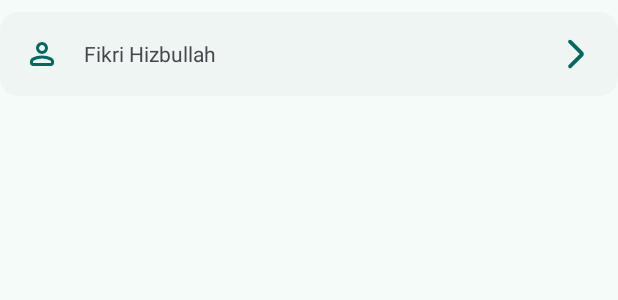
After one commit to damarbob/MaghribMengaji, an Android app: the layout item_ustadh.xml on its own in the app's theme, with its tools: preview values and no code run, on a phone screen of 412 x 824 dp. The commit adds this screen. Shown: the top 300 px of the screen. Run offline under Robolectric (Android 15) with nearby library versions, the phone set to English and light mode, and no system bars.

Commit message:
Added ustadh list and ability for student to pick ustadh for the first time

```diff
--- a/app/src/main/java/com/simsinfotekno/maghribmengaji/event/OnUserDataLoaded.kt
+++ b/app/src/main/java/com/simsinfotekno/maghribmengaji/event/OnUserDataLoaded.kt
@@ -1,7 +1,7 @@
 package com.simsinfotekno.maghribmengaji.event
 
 import com.simsinfotekno.maghribmengaji.enums.UserDataEvent
-import com.simsinfotekno.maghribmengaji.model.MaghribMengajiStudent
+import com.simsinfotekno.maghribmengaji.model.MaghribMengajiUser
 
-class OnUserDataLoaded(val maghribMengajiStudent: MaghribMengajiStudent, val userDataEvent: UserDataEvent) {
+class OnUserDataLoaded(val maghribMengajiUser: MaghribMengajiUser, val userDataEvent: UserDataEvent) {
 }
--- a/app/src/main/java/com/simsinfotekno/maghribmengaji/ui/login/LoginViewModel.kt
+++ b/app/src/main/java/com/simsinfotekno/maghribmengaji/ui/login/LoginViewModel.kt
@@ -9,7 +9,7 @@ import com.google.firebase.auth.FirebaseUser
 import com.google.firebase.firestore.ktx.firestore
 import com.google.firebase.ktx.Firebase
 import com.simsinfotekno.maghribmengaji.MainApplication.Companion.studentRepository
-import com.simsinfotekno.maghribmengaji.model.MaghribMengajiStudent
+import com.simsinfotekno.maghribmengaji.model.MaghribMengajiUser
 
 class LoginViewModel : ViewModel() {
 
@@ -23,7 +23,7 @@ class LoginViewModel : ViewModel() {
     fun loginWithEmailPassword(email: String, password: String) {
 
         val auth = FirebaseAuth.getInstance()
-        val db = Firebase.firestore.collection(MaghribMengajiStudent.COLLECTION)
+        val db = Firebase.firestore.collection(MaghribMengajiUser.COLLECTION)
 
         // Sign in with email and password
         auth.signInWithEmailAndPassword(email, password)
@@ -49,7 +49,7 @@ class LoginViewModel : ViewModel() {
                                 Log.w(TAG, "Error getting documents: ", exception)
                             }
 
-                        val student = MaghribMengajiStudent(
+                        val student = MaghribMengajiUser(
                             id = user.uid,
                             fullName = user.displayName,
                             email = user.email,
--- a/app/src/main/java/com/simsinfotekno/maghribmengaji/ui/signup/SignUpViewModel.kt
+++ b/app/src/main/java/com/simsinfotekno/maghribmengaji/ui/signup/SignUpViewModel.kt
@@ -9,7 +9,7 @@ import com.google.firebase.auth.UserProfileChangeRequest
 import com.google.firebase.firestore.ktx.firestore
 import com.google.firebase.ktx.Firebase
 import com.simsinfotekno.maghribmengaji.MainApplication.Companion.studentRepository
-import com.simsinfotekno.maghribmengaji.model.MaghribMengajiStudent
+import com.simsinfotekno.maghribmengaji.model.MaghribMengajiUser
 
 class SignUpViewModel : ViewModel() {
     private val _authResult = MutableLiveData<Result<FirebaseUser>?>()
@@ -17,7 +17,7 @@ class SignUpViewModel : ViewModel() {
 
     fun signUpWithEmailPassword(displayName: String, email: String, password: String) {
 
-        val db = Firebase.firestore.collection(MaghribMengajiStudent.COLLECTION)
+        val db = Firebase.firestore.collection(MaghribMengajiUser.COLLECTION)
         val auth = FirebaseAuth.getInstance()
 
         // Create a new user
@@ -38,7 +38,7 @@ class SignUpViewModel : ViewModel() {
                                 if (profileUpdateTask.isSuccessful) {
 
                                     // Create new student instance
-                                    val newStudent = MaghribMengajiStudent(
+                                    val newStudent = MaghribMengajiUser(
                                         id = user.uid,
                                         fullName = displayName,
                                         email = user.email,
--- /dev/null
+++ b/app/src/main/res/layout/item_ustadh.xml
@@ -0,0 +1,40 @@
+<?xml version="1.0" encoding="utf-8"?>
+<com.google.android.material.card.MaterialCardView style="@style/Widget.Material3.CardView.Elevated"
+    xmlns:android="http://schemas.android.com/apk/res/android"
+    xmlns:app="http://schemas.android.com/apk/res-auto"
+    android:layout_marginTop="8dp"
+    android:layout_width="match_parent"
+    android:layout_height="wrap_content"
+    android:id="@+id/itemUstadhCardView">
+
+    <LinearLayout
+        android:layout_width="match_parent"
+        android:layout_height="wrap_content"
+        android:gravity="center_vertical"
+        android:orientation="horizontal"
+        android:padding="16dp">
+
+        <ImageView
+            android:layout_width="wrap_content"
+            android:layout_height="wrap_content"
+            app:srcCompat="@drawable/person_24px"
+            app:tint="?attr/colorPrimary"/>
+
+        <TextView
+            android:id="@+id/itemUstadhTextName"
+            android:layout_width="0dp"
+            android:layout_height="wrap_content"
+            android:layout_marginStart="16dp"
+            android:text="Fikri Hizbullah"
+            android:layout_weight="1" />
+
+        <ImageView
+            android:layout_width="wrap_content"
+            android:layout_height="wrap_content"
+            android:layout_gravity="end"
+            app:srcCompat="@drawable/arrow_forward_ios_24px"
+            app:tint="?attr/colorPrimary"/>
+
+    </LinearLayout>
+
+</com.google.android.material.card.MaterialCardView>
```
Also changed, not shown: app/src/main/java/com/simsinfotekno/maghribmengaji/MainActivity.kt (+43 -10 lines), app/src/main/java/com/simsinfotekno/maghribmengaji/model/MaghribMengajiUser.kt (renamed from app/src/main/java/com/simsinfotekno/maghribmengaji/model/MaghribMengajiStudent.kt, +5 -2 lines), app/src/main/java/com/simsinfotekno/maghribmengaji/repository/StudentRepository.kt (+7 -7 lines), app/src/main/java/com/simsinfotekno/maghribmengaji/ui/adapter/UstadhAdapter.kt (added, +74 -0 lines), app/src/main/java/com/simsinfotekno/maghribmengaji/ui/home/HomeFragment.kt (+5 -5 lines), app/src/main/java/com/simsinfotekno/maghribmengaji/ui/ustadhlist/UstadhListFragment.kt (added, +67 -0 lines), app/src/main/java/com/simsinfotekno/maghribmengaji/ui/ustadhlist/UstadhListViewModel.kt (added, +57 -0 lines), app/src/main/res/layout/fragment_ustadh_list.xml (added, +35 -0 lines), app/src/main/res/navigation/nav_main.xml (+10 -0 lines).
